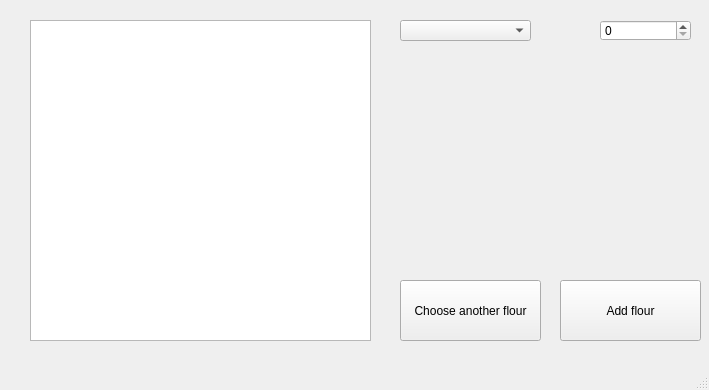
Old version of the form fuckwindow.ui in the repository kiltonik/oopProject.
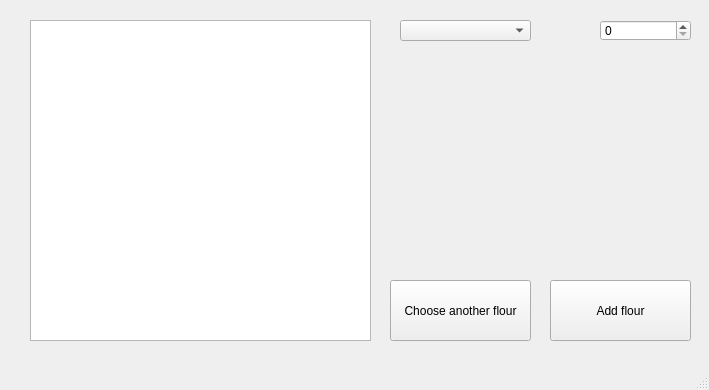
New version of the form.

Patch:
```diff
--- a/fuckwindow.ui
+++ b/fuckwindow.ui
@@ -27,7 +27,7 @@
    <widget class="QPushButton" name="addButton">
     <property name="geometry">
      <rect>
-      <x>560</x>
+      <x>550</x>
       <y>280</y>
       <width>141</width>
       <height>61</height>
@@ -40,7 +40,7 @@
    <widget class="QPushButton" name="anotherFlourButton">
     <property name="geometry">
      <rect>
-      <x>400</x>
+      <x>390</x>
       <y>280</y>
       <width>141</width>
       <height>61</height>
```
